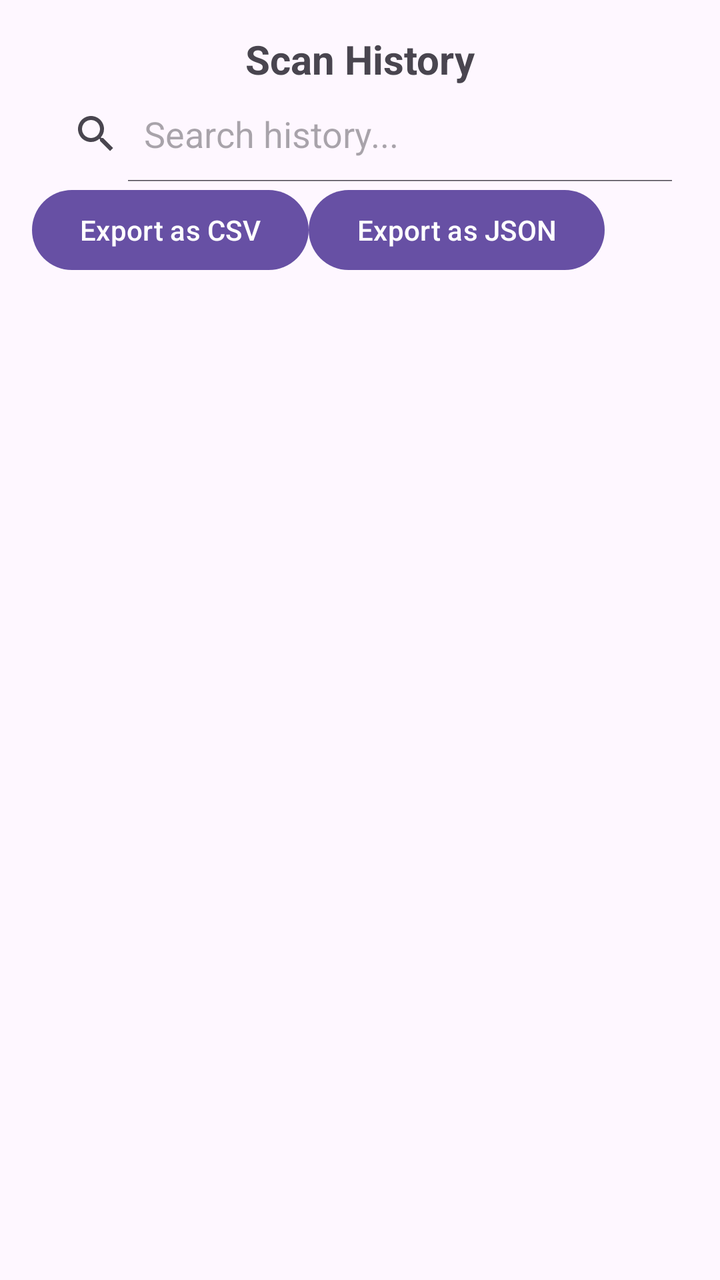
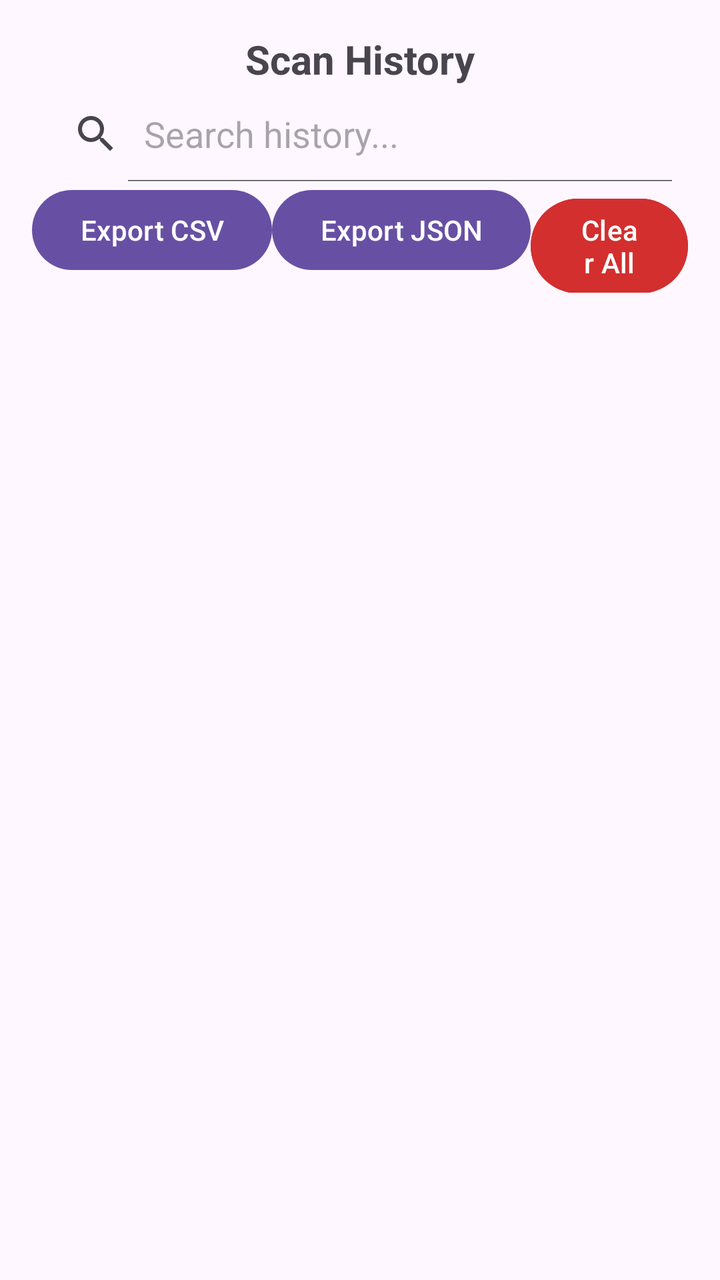

Compare the two renders of this Android layout. The source of the first and the diff that turns it into the second are given below.
<!-- AndroidManifest.xml: application theme Theme.SimpleQRCodeScanner -->
<!-- res/layout/activity_history.xml -->
<?xml version="1.0" encoding="utf-8"?>
<LinearLayout xmlns:android="http://schemas.android.com/apk/res/android"
    android:layout_width="match_parent"
    android:layout_height="match_parent"
    android:orientation="vertical"
    android:padding="16dp">

    <TextView
        android:layout_width="wrap_content"
        android:layout_height="wrap_content"
        android:text="Scan History"
        android:textSize="20sp"
        android:textStyle="bold"
        android:layout_gravity="center"/>

    <SearchView
        android:id="@+id/searchView"
        android:layout_width="match_parent"
        android:layout_height="wrap_content"
        android:queryHint="Search history..."
        android:iconifiedByDefault="false"/>
    <LinearLayout
        android:layout_width="match_parent"
        android:orientation="horizontal"
        android:layout_height="wrap_content">
        <Button
            android:id="@+id/btnExportCSV"
            android:layout_width="wrap_content"
            android:layout_height="wrap_content"
            android:text="Export as CSV"/>

        <Button
            android:id="@+id/btnExportJSON"
            android:layout_width="wrap_content"
            android:layout_height="wrap_content"
            android:text="Export as JSON"/>

    </LinearLayout>

    <androidx.recyclerview.widget.RecyclerView
        android:id="@+id/recyclerView"
        android:layout_width="match_parent"
        android:layout_height="match_parent"/>


</LinearLayout>
<!-- resources referenced by this layout -->
<resources>
  <style name="Theme.SimpleQRCodeScanner" parent="Base.Theme.SimpleQRCodeScanner" />
  <style name="Base.Theme.SimpleQRCodeScanner" parent="Theme.Material3.Light.NoActionBar">
          
          
      </style>
</resources>

<!-- the commit's change to res/layout/activity_history.xml (unified diff, before → after) -->
@@ -27,13 +27,20 @@
             android:id="@+id/btnExportCSV"
             android:layout_width="wrap_content"
             android:layout_height="wrap_content"
-            android:text="Export as CSV"/>
+            android:text="Export CSV"/>
 
         <Button
             android:id="@+id/btnExportJSON"
             android:layout_width="wrap_content"
             android:layout_height="wrap_content"
-            android:text="Export as JSON"/>
+            android:text="Export JSON"/>
+
+        <Button
+            android:id="@+id/btnClearAll"
+            android:layout_width="wrap_content"
+            android:layout_height="wrap_content"
+            android:text="Clear All"
+            android:backgroundTint="#D32F2F"/>
 
     </LinearLayout>
 
